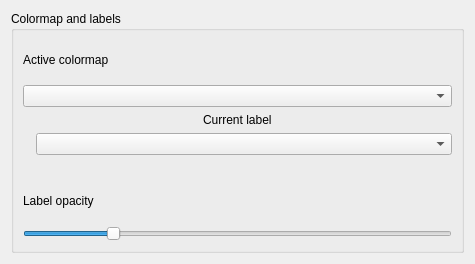
Qt form arthropod_describer/label_editor/ui/colormap_widget.ui (mrazr/maphis) before a commit.
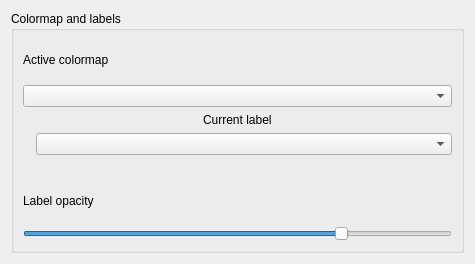
The same form after that commit.

The edit to the form file:
```diff
--- a/arthropod_describer/label_editor/ui/colormap_widget.ui
+++ b/arthropod_describer/label_editor/ui/colormap_widget.ui
@@ -99,7 +99,7 @@
          <number>100</number>
         </property>
         <property name="value">
-         <number>20</number>
+         <number>75</number>
         </property>
         <property name="orientation">
          <enum>Qt::Horizontal</enum>
```
